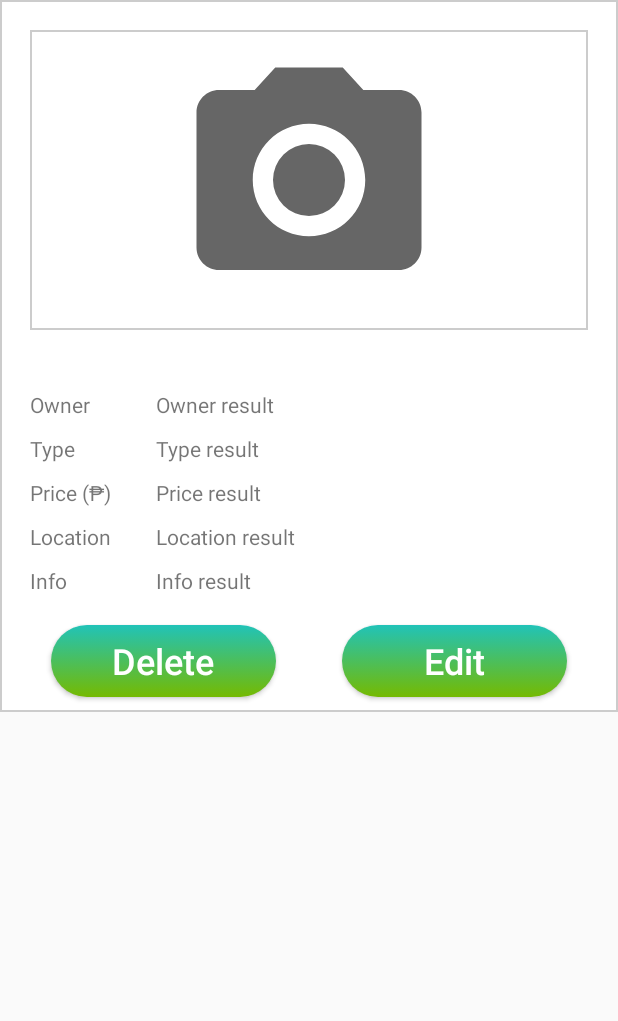
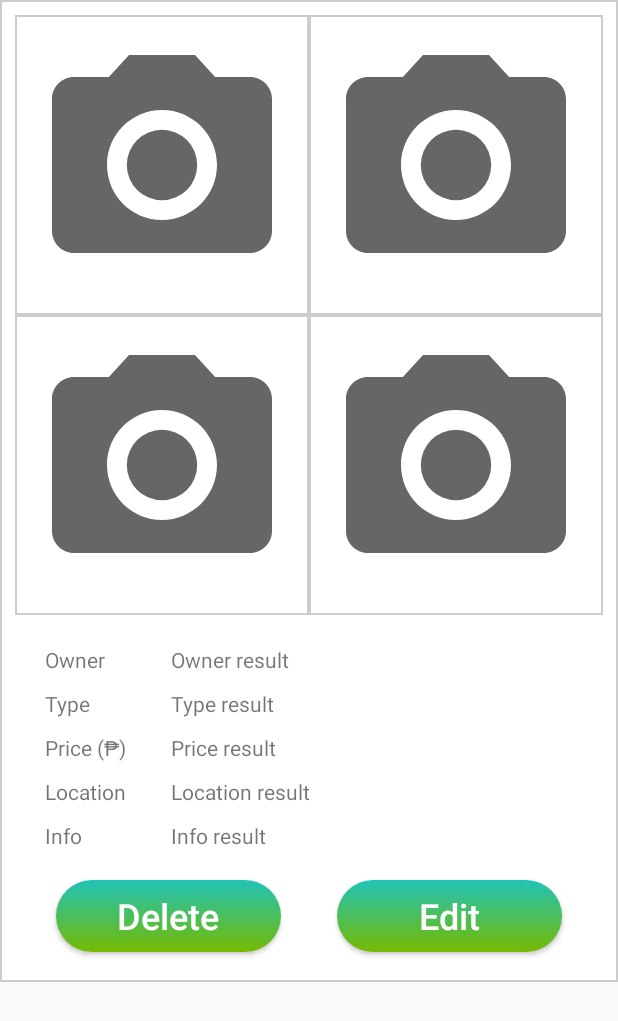
Before and after one commit to jhigger/Occupines, an Android app: the layout property_template.xml on its own in the app's theme, with its tools: preview values and no code run, on a phone screen of 412 x 824 dp. Shown: the top 1021 px of the screen. Run offline under Robolectric (Android 15) with nearby library versions, the phone set to English and light mode, and no system bars.

Commit message:
Refactored
Signed-off-by: jhigger <njohnjhigger@gmail.com>

```diff
--- a/app/src/main/res/layout/property_template.xml
+++ b/app/src/main/res/layout/property_template.xml
@@ -3,21 +3,59 @@
     xmlns:app="http://schemas.android.com/apk/res-auto"
     android:layout_width="match_parent"
     android:layout_height="wrap_content"
-    android:background="@drawable/border">
+    android:background="@drawable/border"
+    android:padding="10dp">
 
     <ImageView
         android:id="@+id/photoResult1"
         android:layout_width="0dp"
         android:layout_height="200dp"
-        android:layout_margin="20dp"
+        android:background="@drawable/border"
+        android:contentDescription="@string/property_image"
+        android:padding="10dp"
+        app:layout_constraintBottom_toTopOf="@+id/photoResult3"
+        app:layout_constraintEnd_toStartOf="@+id/photoResult2"
+        app:layout_constraintStart_toStartOf="parent"
+        app:layout_constraintTop_toTopOf="parent"
+        app:srcCompat="@drawable/ic_camera" />
+
+    <ImageView
+        android:id="@+id/photoResult2"
+        android:layout_width="0dp"
+        android:layout_height="200dp"
+        android:background="@drawable/border"
+        android:contentDescription="@string/property_image"
+        android:padding="10dp"
+        app:layout_constraintBottom_toTopOf="@+id/photoResult4"
+        app:layout_constraintEnd_toEndOf="parent"
+        app:layout_constraintStart_toEndOf="@id/photoResult1"
+        app:layout_constraintTop_toTopOf="parent"
+        app:srcCompat="@drawable/ic_camera" />
+
+    <ImageView
+        android:id="@+id/photoResult3"
+        android:layout_width="0dp"
+        android:layout_height="200dp"
+        android:background="@drawable/border"
+        android:contentDescription="@string/property_image"
+        android:padding="10dp"
+        app:layout_constraintBottom_toTopOf="@+id/constraintLayout3"
+        app:layout_constraintEnd_toStartOf="@+id/photoResult4"
+        app:layout_constraintStart_toStartOf="parent"
+        app:layout_constraintTop_toBottomOf="@id/photoResult1"
+        app:srcCompat="@drawable/ic_camera" />
+
+    <ImageView
+        android:id="@+id/photoResult4"
+        android:layout_width="0dp"
+        android:layout_height="200dp"
         android:background="@drawable/border"
         android:contentDescription="@string/property_image"
         android:padding="10dp"
         app:layout_constraintBottom_toTopOf="@+id/constraintLayout3"
         app:layout_constraintEnd_toEndOf="parent"
-        app:layout_constraintHorizontal_bias="0.5"
-        app:layout_constraintStart_toStartOf="parent"
-        app:layout_constraintTop_toTopOf="parent"
+        app:layout_constraintStart_toEndOf="@+id/photoResult3"
+        app:layout_constraintTop_toBottomOf="@id/photoResult2"
         app:srcCompat="@drawable/ic_camera" />
 
     <androidx.constraintlayout.widget.ConstraintLayout
@@ -28,7 +66,7 @@
         app:layout_constraintBottom_toTopOf="@+id/delete"
         app:layout_constraintEnd_toEndOf="parent"
         app:layout_constraintStart_toStartOf="parent"
-        app:layout_constraintTop_toBottomOf="@+id/photoResult1">
+        app:layout_constraintTop_toBottomOf="@+id/photoResult3">
 
         <TextView
             android:id="@+id/textOwner"
```
Also changed, not shown: app/src/main/java/com/example/occupines/adapters/PropertyAdapter.java (+38 -3 lines), app/src/main/java/com/example/occupines/fragments/PropertyFragment.java (+20 -25 lines).
